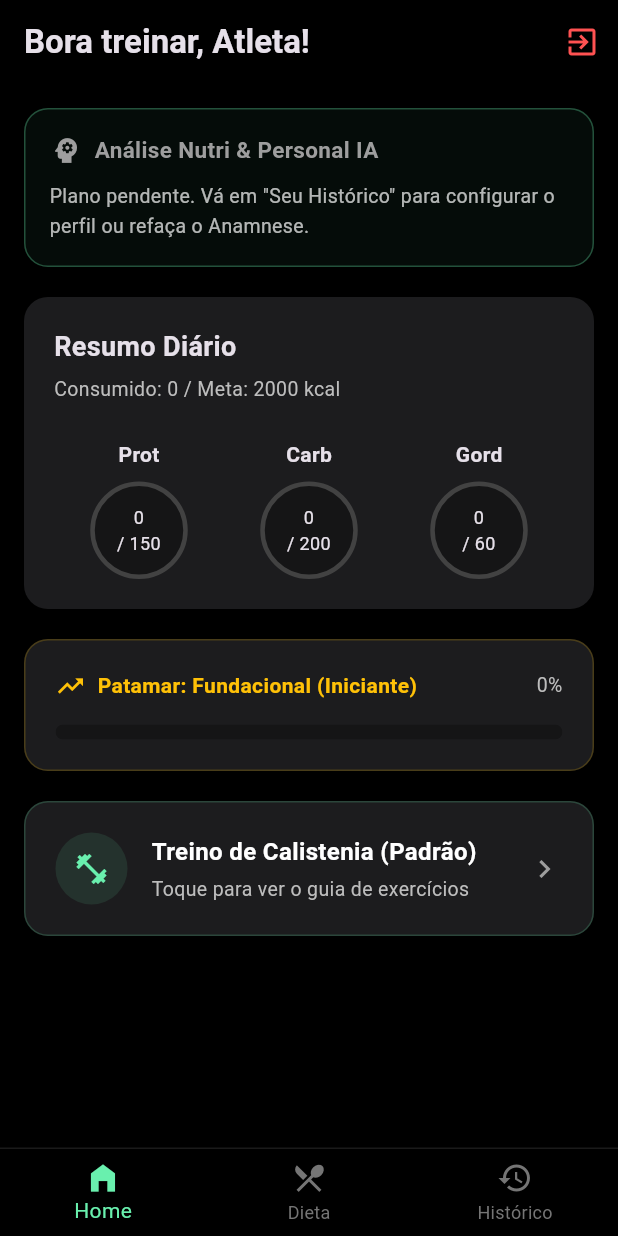
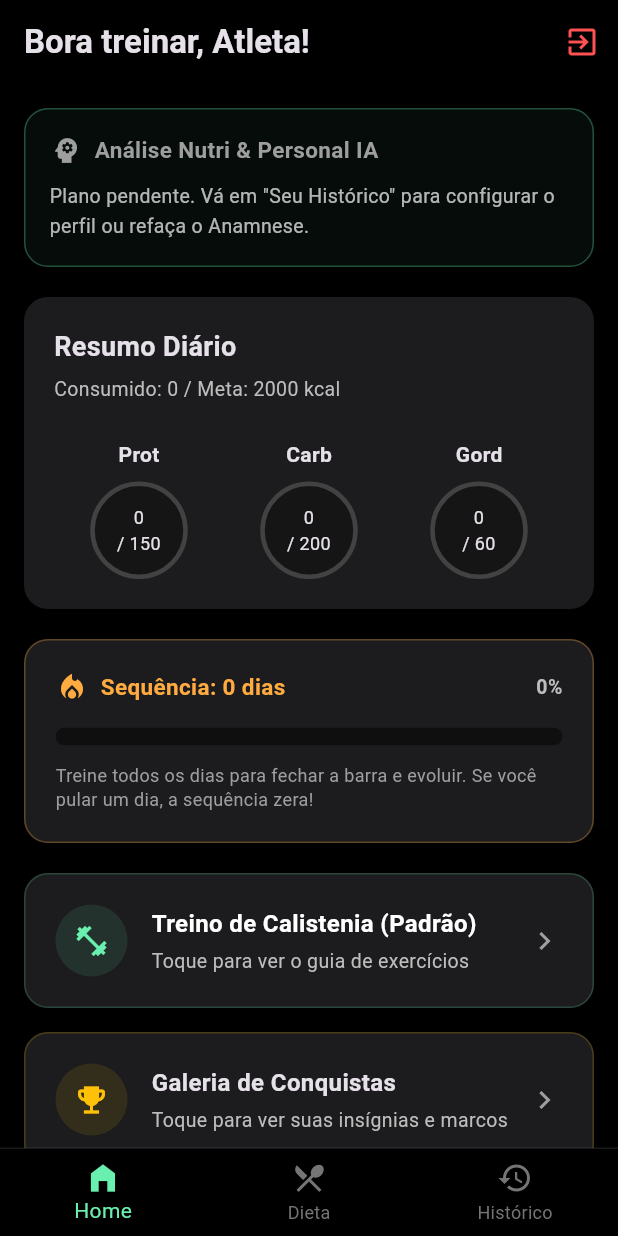
Before and after one commit to matsgabe/calistenia-app, a Flutter app: the HomeScreen screen opened directly with empty values, on a phone screen of 412 x 824 dp. Run offline on Flutter 3.47's test engine with Material 3 defaults, Android fonts, the phone set to English and light mode, and no system bars; our stand-ins replace flutter_dotenv, google_generative_ai, image_picker, supabase_flutter; accounts and stored records are empty.

Commit message:
att barra de progresso

```diff
--- a/lib/home_screen.dart
+++ b/lib/home_screen.dart
@@ -1,6 +1,5 @@
 import 'package:flutter/material.dart';
 
-import 'nutricao_ia_service.dart';
 import 'login_screen.dart';
 import 'app_cache.dart';
 import 'dieta_screen.dart';
@@ -9,6 +8,7 @@ import 'historico_screen.dart';
 import 'dieta_repository.dart';
 import 'detalhes_treino_screen.dart';
 import 'conquistas_screen.dart';
+import 'nutricao_ia_service.dart';
 
 import 'package:supabase_flutter/supabase_flutter.dart';
 
@@ -30,7 +30,9 @@ class _HomeScreenState extends State<HomeScreen> {
   Map<String, dynamic>? _planoData;
   bool _isLoading = true;
   bool _treinoConcluidoHoje = false;
+
   int _totalTreinosConcluidos = 0;
+  int _sequenciaAtual = 0; // <-- Nova variável para guardar os dias seguidos
 
   final _dietaRepository = DietaRepository();
   Map<String, int> _totaisConsumidos = {
@@ -46,6 +48,51 @@ class _HomeScreenState extends State<HomeScreen> {
     _carregarDashboard();
   }
 
+  // --- NOVA LÓGICA: CALCULA DIAS SEGUIDOS ---
+  int _calcularSequencia(List<dynamic> treinos) {
+    if (treinos.isEmpty) return 0;
+
+    // Extrai apenas as datas únicas no formato YYYY-MM-DD
+    Set<String> datasUnicas = {};
+    for (var t in treinos) {
+      final data = t['data_realizacao']?.toString().split('T')[0];
+      if (data != null) datasUnicas.add(data);
+    }
+    List<String> datasOrdenadas = datasUnicas.toList()
+      ..sort((a, b) => b.compareTo(a));
+
+    int streak = 0;
+    DateTime dataVerificacao = DateTime.now();
+    String hojeStr = dataVerificacao.toIso8601String().split('T')[0];
+    String ontemStr = dataVerificacao
+        .subtract(const Duration(days: 1))
+        .toIso8601String()
+        .split('T')[0];
+
+    // Se não treinou hoje e nem ontem, perdeu a sequência (zera a barra)
+    if (!datasOrdenadas.contains(hojeStr) &&
+        !datasOrdenadas.contains(ontemStr)) {
+      return 0;
+    }
+
+    // Conta quantos dias para trás existem na lista
+    DateTime currentDate = datasOrdenadas.contains(hojeStr)
+        ? dataVerificacao
+        : dataVerificacao.subtract(const Duration(days: 1));
+    for (int i = 0; i < datasOrdenadas.length; i++) {
+      String expectedDateStr = currentDate
+          .subtract(Duration(days: i))
+          .toIso8601String()
+          .split('T')[0];
+      if (datasOrdenadas.contains(expectedDateStr)) {
+        streak++;
+      } else {
+        break; // Buraco na sequência encontrado
+      }
+    }
+    return streak;
+  }
+
   Future<void> _carregarDashboard() async {
     try {
       final user = await _repository.buscarUsuario(widget.usuarioId);
@@ -58,7 +105,7 @@ class _HomeScreenState extends State<HomeScreen> {
 
       final treinosRealizados = await Supabase.instance.client
           .from('treinos_realizados')
-          .select('id')
+          .select()
           .eq('usuario_id', widget.usuarioId);
 
       // BUSCA O PLANO SALVO NO BANCO E VERIFICA A VALIDADE (MEIA NOITE)
@@ -70,7 +117,6 @@ class _HomeScreenState extends State<HomeScreen> {
         final dataPlano = plano['data_registro']?.toString() ?? '';
         if (dataPlano == hoje) {
           expirado = false;
-          // RESTAURA A MEMÓRIA DO APP DIRETO DO BANCO! Se fechar o app, não perde o treino.
           if (plano['dados_ia'] != null) {
             AppCache.planoAtual = plano['dados_ia'];
           }
@@ -84,6 +130,9 @@ class _HomeScreenState extends State<HomeScreen> {
           _treinoConcluidoHoje = treinoHoje;
           _totaisConsumidos = totaisDieta;
           _totalTreinosConcluidos = treinosRealizados.length;
+          _sequenciaAtual = _calcularSequencia(
+            treinosRealizados,
+          ); // Atualiza o Streak
           _planoExpirado = expirado;
           _isLoading = false;
         });
@@ -93,7 +142,43 @@ class _HomeScreenState extends State<HomeScreen> {
     }
   }
 
-  // FUNÇÃO QUE RODA QUANDO O USUÁRIO CLICA EM "GERAR TREINO DE HOJE"
+  // --- NOVO POP-UP DE SUBIR DE NÍVEL ---
+  void _mostrarDialogEvolucao() {
+    showDialog(
+      context: context,
+      builder: (ctx) => AlertDialog(
+        backgroundColor: Colors.grey.shade900,
+        shape: RoundedRectangleBorder(borderRadius: BorderRadius.circular(16)),
+        title: const Row(
+          children: [
+            Icon(Icons.auto_awesome, color: Colors.amber, size: 28),
+            SizedBox(width: 8),
+            Text(
+              'Nível Concluído! 🚀',
+              style: TextStyle(color: Colors.white, fontSize: 18),
+            ),
+          ],
+        ),
+        content: Text(
+          'Incrível! Você alcançou uma sequência impecável de $_sequenciaAtual dias ininterruptos.\n\nSua disciplina está moldando um novo corpo. A IA vai elevar o nível do seu próximo desafio!',
+          style: const TextStyle(color: Colors.white70, height: 1.4),
+        ),
+        actions: [
+          TextButton(
+            onPressed: () => Navigator.pop(ctx),
+            child: const Text(
+              'BORA PRO PRÓXIMO!',
+              style: TextStyle(
+                color: Colors.greenAccent,
+                fontWeight: FontWeight.bold,
+              ),
+            ),
+          ),
+        ],
+      ),
+    );
+  }
+
   Future<void> _gerarNovoTreinoDiario() async {
     setState(() => _isGeneratingDaily = true);
 
@@ -101,8 +186,6 @@ class _HomeScreenState extends State<HomeScreen> {
       final historico = await _repository.buscarHistoricoRecente(
         widget.usuarioId,
       );
-
-      // 1. Pega o peso e objetivo reais do último registro no histórico
       final pesoAtual = historico.isNotEmpty
           ? (historico.first['peso_kg'] ?? 75.0)
           : 75.0;
@@ -110,7 +193,6 @@ class _HomeScreenState extends State<HomeScreen> {
           ? (historico.first['objetivo'] ?? 'Hipertrofia')
           : 'Hipertrofia';
 
-      // 2. Sincroniza a IA exatamente com o seu "Patamar" da tela!
       String nivelDinamico = 'Iniciante';
       if (_totalTreinosConcluidos >= 15) {
         nivelDinamico = 'Avançado';
@@ -118,12 +200,11 @@ class _HomeScreenState extends State<HomeScreen> {
         nivelDinamico = 'Intermediário';
       }
 
-      // Manda a IA analisar o que o usuário fez nos últimos dias e criar um novo desafio
       final novoPlanoIA = await NutricaoIAService.gerarPlanoCompleto(
         peso: (pesoAtual as num).toDouble(),
         consomeCarne: true,
         objetivo: objetivoAtual.toString(),
-        nivel: nivelDinamico, // <-- CORREÇÃO: Agora a IA respeita o seu nível real!
+        nivel: nivelDinamico,
         lesaoLombar: false,
         lesaoOmbro: false,
         historicoRecente: historico,
@@ -137,16 +218,14 @@ class _HomeScreenState extends State<HomeScreen> {
         AppCache.planoAtual = novoPlanoIA;
       }
 
-      _carregarDashboard(); // Recarrega a tela com o plano de hoje
+      _carregarDashboard();
     } catch (e) {
       if (mounted) {
         ScaffoldMessenger.of(context)
             .showSnackBar(SnackBar(content: Text('Erro ao gerar plano: $e')));
       }
     } finally {
-      if (mounted) {
-        setState(() => _isGeneratingDaily = false);
-      }
+      if (mounted) setState(() => _isGeneratingDaily = false);
     }
   }
 
@@ -189,13 +268,11 @@ class _HomeScreenState extends State<HomeScreen> {
     final planoCache = AppCache.planoAtual;
     final bool temPlano = planoCache != null && planoCache.isNotEmpty;
 
-    // Busca metas do Cache (Anamnese)
     final caloriasAlvo = planoCache?['calorias_alvo'] ?? 2000;
     final protAlvo = planoCache?['proteinas_g_alvo'] ?? 150;
     final carbAlvo = planoCache?['carboidratos_g_alvo'] ?? 200;
     final gordAlvo = planoCache?['gorduras_g_alvo'] ?? 60;
 
-    // Busca Consumo Diário real do banco (DietaRepository)
     final kcalAtual = _totaisConsumidos['calorias'] ?? 0;
     final protAtual = _totaisConsumidos['proteinas'] ?? 0;
     final carbAtual = _totaisConsumidos['carboidratos'] ?? 0;
@@ -209,14 +286,10 @@ class _HomeScreenState extends State<HomeScreen> {
         ? planoCache['treino_sugerido_nome']
         : 'Treino de Calistenia (Padrão)';
 
-    final double progressoNivel = _totalTreinosConcluidos == 0
+    // A barra agora mede a STREAK a cada 10 dias (10 dias = 100%)
+    double progressoNivel = _sequenciaAtual == 0
         ? 0.0
-        : (_totalTreinosConcluidos % 5) / 5.0;
-    final String patamarAtual = _totalTreinosConcluidos >= 15
-        ? 'Patamar: Elite (Avançado)'
-        : _totalTreinosConcluidos >= 10
-        ? 'Patamar: Intermediário'
-        : 'Patamar: Fundacional (Iniciante)';
+        : (_sequenciaAtual % 10 == 0 ? 1.0 : (_sequenciaAtual % 10) / 10.0);
 
     return ListView(
       padding: const EdgeInsets.all(16.0),
@@ -298,13 +371,13 @@ class _HomeScreenState extends State<HomeScreen> {
         ),
         const SizedBox(height: 20),
 
-        // --- BARRA DE PROGRESSÃO ---
+        // --- BARRA DE PROGRESSÃO DA CONSTÂNCIA (STREAK) ---
         Container(
           padding: const EdgeInsets.all(20),
           decoration: BoxDecoration(
             color: const Color(0xFF1C1C1E),
             borderRadius: BorderRadius.circular(16),
-            border: Border.all(color: Colors.amber.withOpacity(0.2)),
+            border: Border.all(color: Colors.orangeAccent.withOpacity(0.3)),
           ),
           child: Column(
             crossAxisAlignment: CrossAxisAlignment.start,
@@ -315,24 +388,28 @@ class _HomeScreenState extends State<HomeScreen> {
                   Row(
                     children: [
                       const Icon(
-                        Icons.trending_up,
-                        color: Colors.amber,
-                        size: 20,
+                        Icons.local_fire_department,
+                        color: Colors.orangeAccent,
+                        size: 22,
                       ),
                       const SizedBox(width: 8),
                       Text(
-                        patamarAtual,
+                        'Sequência: $_sequenciaAtual dias',
                         style: const TextStyle(
-                          fontSize: 14,
+                          fontSize: 15,
                           fontWeight: FontWeight.bold,
-                          color: Colors.amber,
+                          color: Colors.orangeAccent,
                         ),
                       ),
                     ],
                   ),
                   Text(
                     '${(progressoNivel * 100).toInt()}%',
-                    style: TextStyle(color: Colors.grey.shade400, fontSize: 13),
+                    style: TextStyle(
+                      color: Colors.grey.shade400,
+                      fontSize: 13,
+                      fontWeight: FontWeight.bold,
+                    ),
                   ),
                 ],
               ),
@@ -341,9 +418,18 @@ class _HomeScreenState extends State<HomeScreen> {
                 borderRadius: BorderRadius.circular(10),
                 child: LinearProgressIndicator(
                   value: progressoNivel,
-                  minHeight: 10,
-                  backgroundColor: Colors.black26,
-                  color: Colors.amber,
+                  minHeight: 12,
+                  backgroundColor: Colors.black45,
+                  color: Colors.orangeAccent,
+                ),
+              ),
+              const SizedBox(height: 12),
+              Text(
+                'Treine todos os dias para fechar a barra e evoluir. Se você pular um dia, a sequência zera!',
+                style: TextStyle(
+                  color: Colors.grey.shade500,
+                  fontSize: 12,
+                  height: 1.3,
                 ),
               ),
             ],
@@ -351,7 +437,6 @@ class _HomeScreenState extends State<HomeScreen> {
         ),
         const SizedBox(height: 20),
 
-        // --- CARD DE TREINO DO DIA ---
         // --- CARD DE TREINO DO DIA ---
         Container(
           decoration: BoxDecoration(
@@ -369,13 +454,12 @@ class _HomeScreenState extends State<HomeScreen> {
             color: Colors.transparent,
             child: InkWell(
               borderRadius: BorderRadius.circular(16),
-              // SE O PLANO ESTIVER EXPIRADO, O CLIQUE GERA O PLANO DE HOJE!
               onTap: _planoExpirado
                   ? _gerarNovoTreinoDiario
                   : (_treinoConcluidoHoje
                         ? null
                         : () async {
-                            await Navigator.push(
+                            final finalizou = await Navigator.push(
                               context,
                               MaterialPageRoute(
                                 builder: (context) => DetalhesTreinoScreen(
@@ -384,7 +468,16 @@ class _HomeScreenState extends State<HomeScreen> {
                                 ),
                               ),
                             );
-                            _carregarDashboard();
+
+                            // Ao voltar do treino com sucesso, recarrega e verifica se bateu os 10 dias!
+                            if (finalizou == true) {
+                              await _carregarDashboard();
+                              // Mostra a celebração se for múltiplo de 10 dias seguidos!
+                              if (_sequenciaAtual > 0 &&
+                                  _sequenciaAtual % 10 == 0) {
+                                _mostrarDialogEvolucao();
+                              }
+                            }
                           }),
               child: Padding(
                 padding: const EdgeInsets.all(20.0),
@@ -427,7 +520,7 @@ class _HomeScreenState extends State<HomeScreen> {
                         children: [
                           Text(
                             _planoExpirado
-                                ? 'Gerar Treino de Hoje'
+                                ? 'Gerar Treino de Hoje 🤖'
                                 : (_treinoConcluidoHoje
                                       ? 'Treino Concluído Hoje! 🏆'
                                       : nomeTreinoIA),
@@ -458,6 +551,73 @@ class _HomeScreenState extends State<HomeScreen> {
                     ),
                     if (!_treinoConcluidoHoje && !_isGeneratingDaily)
                       const Icon(Icons.chevron_right, color: Colors.grey),
+                  ],
+                ),
+              ),
+            ),
+          ),
+        ),
+        const SizedBox(height: 16),
+
+        // --- CARD DE GALERIA DE CONQUISTAS ---
+        Container(
+          decoration: BoxDecoration(
+            color: const Color(0xFF1C1C1E),
+            borderRadius: BorderRadius.circular(16),
+            border: Border.all(color: Colors.amber.withOpacity(0.2)),
+          ),
+          child: Material(
+            color: Colors.transparent,
+            child: InkWell(
+              borderRadius: BorderRadius.circular(16),
+              onTap: () {
+                Navigator.push(
+                  context,
+                  MaterialPageRoute(
+                    builder: (context) =>
+                        ConquistasScreen(usuarioId: widget.usuarioId),
+                  ),
+                );
+              },
+              child: Padding(
+                padding: const EdgeInsets.all(20.0),
+                child: Row(
+                  children: [
+                    Container(
+                      padding: const EdgeInsets.all(12),
+                      decoration: BoxDecoration(
+                        color: Colors.amber.withOpacity(0.1),
+                        shape: BoxShape.circle,
+                      ),
+                      child: const Icon(
+                        Icons.emoji_events,
+                        color: Colors.amber,
+                      ),
+                    ),
+                    const SizedBox(width: 16),
+                    Expanded(
+                      child: Column(
+                        crossAxisAlignment: CrossAxisAlignment.start,
+                        children: [
+                          const Text(
+                            'Galeria de Conquistas',
+                            style: TextStyle(
+                              fontSize: 16,
+                              fontWeight: FontWeight.bold,
+                            ),
+                          ),
+                          const SizedBox(height: 4),
+                          Text(
+                            'Toque para ver suas insígnias e marcos',
+                            style: TextStyle(
+                              color: Colors.grey.shade400,
+                              fontSize: 13,
+                            ),
+                          ),
+                        ],
+                      ),
+                    ),
+                    const Icon(Icons.chevron_right, color: Colors.grey),
                   ],
                 ),
               ),
@@ -538,7 +698,7 @@ class _HomeScreenState extends State<HomeScreen> {
           onTap: (index) {
             setState(() => _abaAtual = index);
             if (index == 0 || index == 1) {
-              _carregarDashboard(); // Sincroniza sempre que navegar
+              _carregarDashboard();
             }
           },
         ),
```
